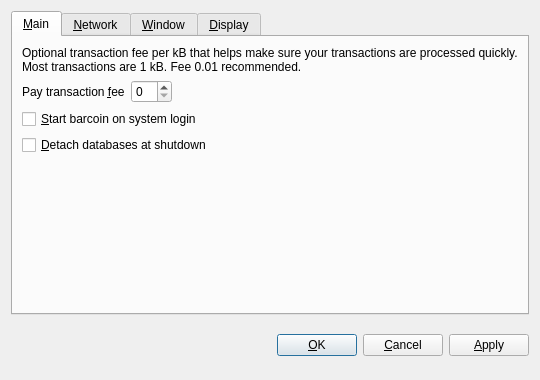
Old version of the form src/qt/forms/optionsdialog.ui in the repository UNicIT/JLCoin.
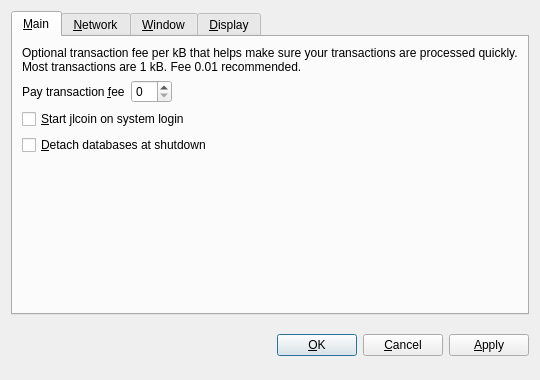
New version of the form. The open tabs and pages were chosen to show the change. Custom widgets are drawn as their Qt base class.

Patch:
```diff
--- a/src/qt/forms/optionsdialog.ui
+++ b/src/qt/forms/optionsdialog.ui
@@ -82,7 +82,7 @@
           <string>Automatically start barcoin after logging in to the system.</string>
          </property>
          <property name="text">
-          <string>&amp;Start barcoin on system login</string>
+          <string>&amp;Start jlcoin on system login</string>
          </property>
         </widget>
        </item>
```
Left out of the diff: 10 changed lines with no effect on the pictures.
